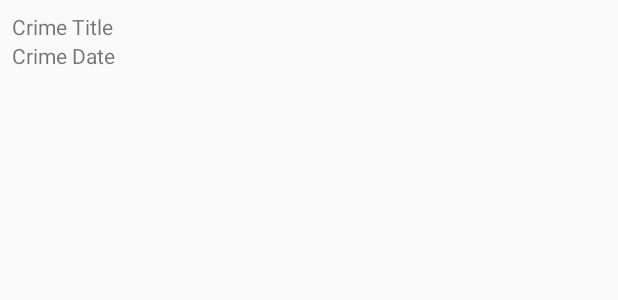
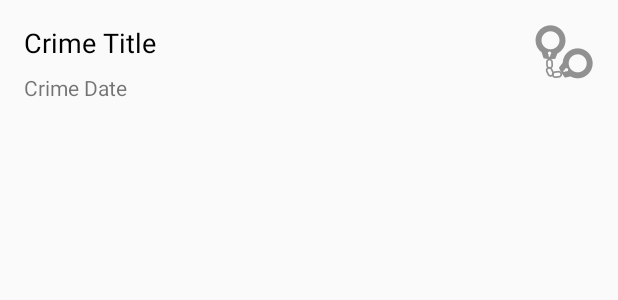
Before and after one commit to chalypeng/AndroidDev, an Android app: the layout list_item_crime.xml on its own in the app's theme, with its tools: preview values and no code run, on a phone screen of 412 x 824 dp. Shown: the top 300 px of the screen. Run offline under Robolectric (Android 15) with nearby library versions, the phone set to English and light mode, and no system bars.

Commit message:
Chap9 done.

```diff
--- a/CriminalIntent/app/src/main/java/xyz/toor/criminalintent/CrimeListFragment.java
+++ b/CriminalIntent/app/src/main/java/xyz/toor/criminalintent/CrimeListFragment.java
@@ -5,13 +5,16 @@ import android.support.annotation.Nullable;
 import android.support.v4.app.Fragment;
 import android.support.v7.widget.LinearLayoutManager;
 import android.support.v7.widget.RecyclerView;
+import android.text.format.DateFormat;
 import android.view.LayoutInflater;
 import android.view.View;
 import android.view.ViewGroup;
+import android.widget.ImageView;
 import android.widget.TextView;
 import android.widget.Toast;
 
 import java.util.List;
+import java.util.Locale;
 
 /**
  * Created by chalypeng on 2017/9/21.
@@ -45,6 +48,7 @@ public class CrimeListFragment extends Fragment {
         private TextView mTitleTextView;
         private TextView mDateTextView;
         private Crime mCrime;
+        private ImageView mSolvedImageView;
 
 
         public CrimeHolder(LayoutInflater inflater, ViewGroup parent) {
@@ -52,11 +56,14 @@ public class CrimeListFragment extends Fragment {
             itemView.setOnClickListener(this);
             mTitleTextView = (TextView) itemView.findViewById(R.id.crime_title);
             mDateTextView = (TextView) itemView.findViewById(R.id.crime_date);
+            mSolvedImageView = (ImageView) itemView.findViewById(R.id.crime_solved);
         }
         public void bind(Crime crime){
             mCrime = crime;
             mTitleTextView.setText(mCrime.getTitle());
-            mDateTextView.setText(mCrime.getDate().toString());
+            // 日期格式化
+            mDateTextView.setText(DateFormat.format("yyyy-MM-dd EE HH:mm:ss",mCrime.getDate()));
+            mSolvedImageView.setVisibility(crime.isSolved()?View.VISIBLE:View.GONE);
         }
 
         @Override
--- a/CriminalIntent/app/src/main/res/layout/list_item_crime.xml
+++ b/CriminalIntent/app/src/main/res/layout/list_item_crime.xml
@@ -1,19 +1,62 @@
 <?xml version="1.0" encoding="utf-8"?>
-<LinearLayout xmlns:android="http://schemas.android.com/apk/res/android"
-              android:layout_width="match_parent"
-              android:layout_height="wrap_content"
-              android:orientation="vertical"
-              android:padding="8dp">
+<android.support.constraint.ConstraintLayout xmlns:android="http://schemas.android.com/apk/res/android"
+                                             xmlns:app="http://schemas.android.com/apk/res-auto"
+                                             xmlns:tools="http://schemas.android.com/tools"
+                                             android:layout_width="match_parent"
+                                             android:layout_height="wrap_content"
+                                             android:orientation="vertical"
+                                             tools:layout_editor_absoluteY="81dp"
+                                             tools:layout_editor_absoluteX="0dp">
+
     <TextView
         android:id="@+id/crime_title"
-        android:layout_width="match_parent"
+        android:layout_width="0dp"
         android:layout_height="wrap_content"
-        android:text="Crime Title"/>
+        android:layout_marginLeft="16dp"
+        android:layout_marginRight="8dp"
+        android:layout_marginTop="16dp"
+        android:text="Crime Title"
+        android:textColor="@android:color/black"
+        android:textSize="18sp"
+        app:layout_constraintHorizontal_bias="0.5"
+        app:layout_constraintLeft_toLeftOf="parent"
+        app:layout_constraintRight_toLeftOf="@+id/crime_solved"
+        app:layout_constraintTop_toTopOf="parent"
+        tools:layout_conversion_absoluteHeight="16dp"
+        tools:layout_conversion_absoluteWidth="395dp"
+        tools:layout_conversion_absoluteX="8dp"
+        tools:layout_conversion_absoluteY="8dp"/>
 
     <TextView
         android:id="@+id/crime_date"
-        android:layout_width="match_parent"
+        android:layout_width="0dp"
         android:layout_height="wrap_content"
-        android:text="Crime Date"/>
+        android:layout_marginBottom="8dp"
+        android:layout_marginLeft="16dp"
+        android:layout_marginRight="8dp"
+        android:text="Crime Date"
+        app:layout_constraintBottom_toBottomOf="parent"
+        app:layout_constraintLeft_toLeftOf="parent"
+        app:layout_constraintRight_toLeftOf="@+id/crime_solved"
+        tools:layout_conversion_absoluteHeight="16dp"
+        tools:layout_conversion_absoluteWidth="395dp"
+        tools:layout_conversion_absoluteX="8dp"
+        tools:layout_conversion_absoluteY="24dp"
+        android:layout_marginTop="8dp"
+        app:layout_constraintTop_toBottomOf="@+id/crime_title"
+        app:layout_constraintHorizontal_bias="0.0"/>
 
-</LinearLayout>
+    <ImageView
+        android:id="@+id/crime_solved"
+        android:layout_width="wrap_content"
+        android:layout_height="wrap_content"
+        app:srcCompat="@drawable/ic_solved"
+        app:layout_constraintTop_toTopOf="parent"
+        android:layout_marginTop="16dp"
+        app:layout_constraintBottom_toBottomOf="parent"
+        android:layout_marginBottom="16dp"
+        app:layout_constraintVertical_bias="0.0"
+        android:layout_marginRight="16dp"
+        app:layout_constraintRight_toRightOf="parent"/>
+
+</android.support.constraint.ConstraintLayout>
```
Also changed, not shown: CriminalIntent/app/src/main/res/drawable-hdpi/ic_solved.png (added), CriminalIntent/app/src/main/res/drawable-mdpi/ic_solved.png (added), CriminalIntent/app/src/main/res/drawable-xhdpi/ic_solved.png (added), CriminalIntent/app/src/main/res/drawable-xxhdpi/ic_solved.png (added), CriminalIntent/app/src/main/res/drawable-xxxhdpi/ic_solved.png (added).
